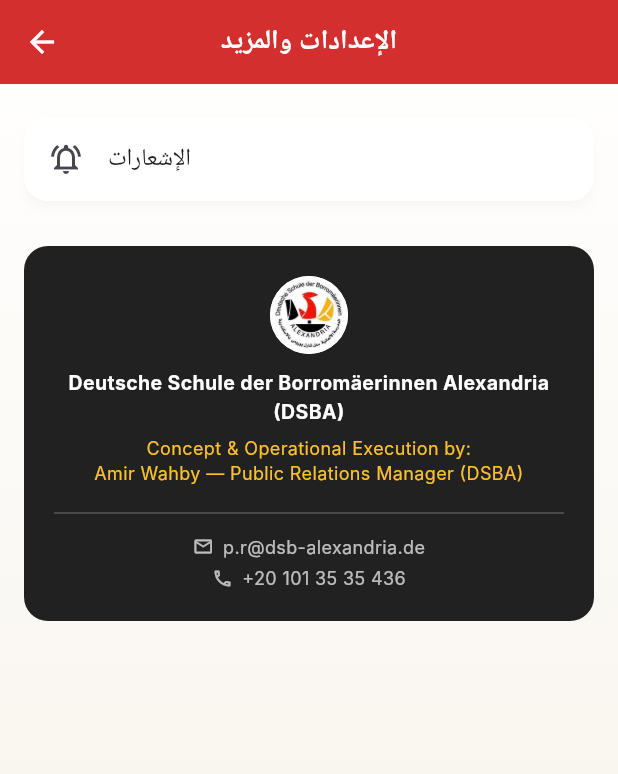
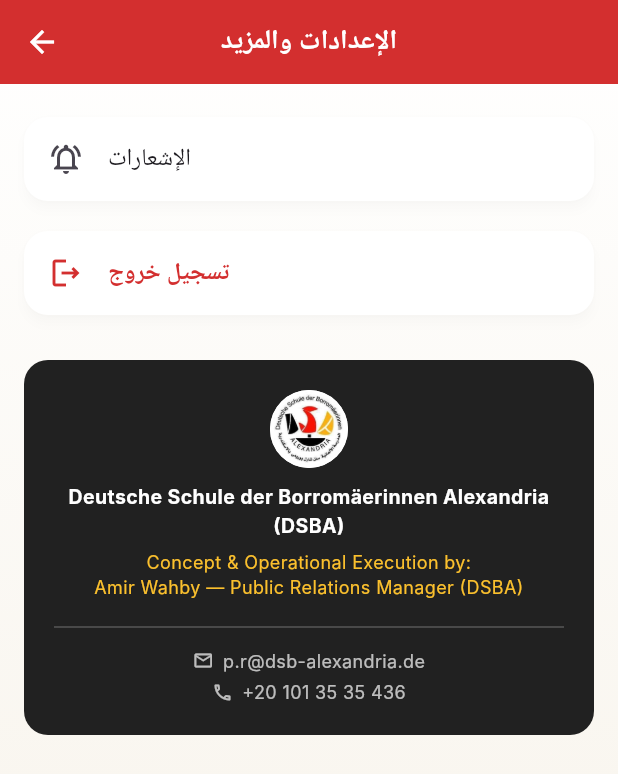
Before and after one commit to amirwahby-DSB/dsb-pr-app, a Flutter app: the SettingsScreen screen opened directly, on a phone screen of 412 x 824 dp. Shown: the top 774 px of the screen. Run offline on Flutter 3.47's test engine with Material 3 defaults, Android fonts, the phone set to English and light mode, and no system bars; our stand-ins replace file_picker, pdf, printing; Roboto replaces fonts that are missing (Inter).

Commit message:
Update settings_screen.dart

```diff
--- a/lib/screens/settings_screen.dart
+++ b/lib/screens/settings_screen.dart
@@ -3,8 +3,10 @@
 import '../services/mock_data_service.dart';
 import '../services/locale_service.dart';
 import '../services/app_strings.dart';
+import '../theme/app_theme.dart';
 import 'about_footer_widget.dart';
 import 'executive_dashboard_screen.dart';
+import 'login_screen.dart';
 
 class SettingsScreen extends StatelessWidget {
   const SettingsScreen({super.key});
@@ -20,6 +22,57 @@
         AppLanguage.en => 'Module C — Leadership & PR Officer only',
         AppLanguage.de => 'Modul C — Nur Schulleitung & PR-Beauftragter',
       };
+
+  String _logoutLabel(AppLanguage lang) => switch (lang) {
+        AppLanguage.ar => 'تسجيل خروج',
+        AppLanguage.en => 'Log out',
+        AppLanguage.de => 'Abmelden',
+      };
+
+  String _logoutConfirmTitle(AppLanguage lang) => switch (lang) {
+        AppLanguage.ar => 'تسجيل خروج؟',
+        AppLanguage.en => 'Log out?',
+        AppLanguage.de => 'Abmelden?',
+      };
+
+  String _logoutConfirmBody(AppLanguage lang) => switch (lang) {
+        AppLanguage.ar => 'هترجع لشاشة اختيار المستخدم.',
+        AppLanguage.en => 'You will return to the user selection screen.',
+        AppLanguage.de => 'Sie kehren zur Benutzerauswahl zurück.',
+      };
+
+  String _cancel(AppLanguage lang) => switch (lang) {
+        AppLanguage.ar => 'إلغاء',
+        AppLanguage.en => 'Cancel',
+        AppLanguage.de => 'Abbrechen',
+      };
+
+  void _confirmLogout(BuildContext context, AppLanguage lang) {
+    showDialog(
+      context: context,
+      builder: (ctx) => AlertDialog(
+        title: Text(_logoutConfirmTitle(lang)),
+        content: Text(_logoutConfirmBody(lang)),
+        actions: [
+          TextButton(
+            onPressed: () => Navigator.pop(ctx),
+            child: Text(_cancel(lang)),
+          ),
+          FilledButton(
+            onPressed: () {
+              Navigator.pop(ctx); // يقفل الـ dialog
+              Navigator.pushAndRemoveUntil(
+                context,
+                MaterialPageRoute(builder: (_) => const LoginScreen()),
+                (route) => false, // يمسح كل الشاشات اللي فاتت عشان مايرجعش بزرار الرجوع
+              );
+            },
+            child: Text(_logoutLabel(lang)),
+          ),
+        ],
+      ),
+    );
+  }
 
   @override
   Widget build(BuildContext context) {
@@ -49,6 +102,17 @@
               title: Text(AppStrings.notifications),
             ),
           ),
+          const SizedBox(height: 8),
+          Card(
+            child: ListTile(
+              leading: const Icon(Icons.logout_outlined, color: DSBAColors.primaryCrimson),
+              title: Text(
+                _logoutLabel(lang),
+                style: const TextStyle(color: DSBAColors.primaryCrimson, fontWeight: FontWeight.w600),
+              ),
+              onTap: () => _confirmLogout(context, lang),
+            ),
+          ),
           const SizedBox(height: 24),
           const AboutFooter(),
         ],
```
